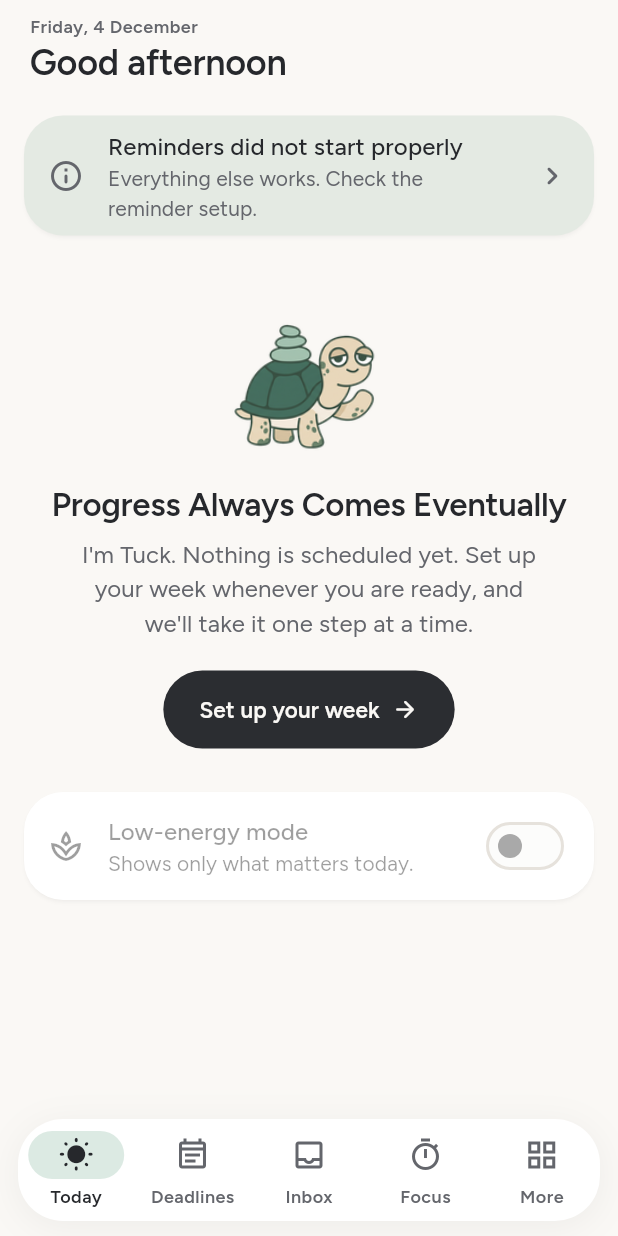
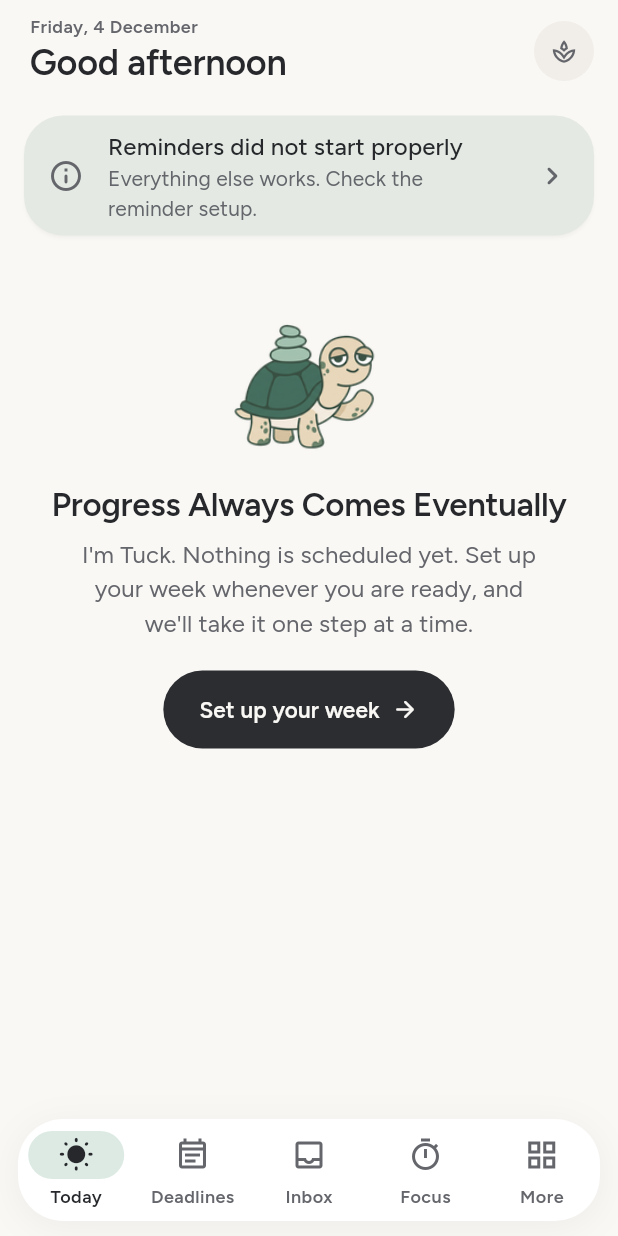
Before and after one commit to xknjmds/pace, a Flutter app: the screen it shows after launch, on a phone screen of 412 x 824 dp. Run offline on Flutter 3.47's test engine with Material 3 defaults, Android fonts, the phone set to English and light mode, and no system bars; our stand-ins replace drift, drift_flutter, flutter_local_notifications, flutter_riverpod, flutter_timezone, google_sign_in and 4 more; missing offline and left inert: google_mlkit_text_recognition, home_widget; accounts and stored records are empty; generated files the repository leaves out were written again.

Commit message:
UI pass 3, step 5b: focus Today on what to do now
- New order: header (with a one-tap low-energy chip), week strip, Now
  card, an 'Also today' row (habit, focus, inbox), the Your day
  timeline, Top 3, Coming up, the verse, tomorrow's line.
- Timetable classes and timed calendar events join the timeline with
  their time range and room; they replace the plan's single 'Class'
  entry. Low-energy keeps the block under way and the next (pure
  dayTimeline(), tested).
- Coming up lists deadlines after today; today's are on the timeline,
  so nothing shows twice.
- The movement habit is one pill: tap when done, tap again to undo.
- Removed HabitCard and TodayClassesCard (only Today used them) and the
  bottom low-energy card. Timeline titles wrap to two lines instead of
  truncating; 'Your day' uses the shared section header.

Co-Authored-By: Claude Opus 5.5 <noreply@anthropic.com>

```diff
--- a/pace_app/lib/features/today/domain/day_timeline.dart
+++ b/pace_app/lib/features/today/domain/day_timeline.dart
@@ -3,7 +3,21 @@ import '../../routine/domain/morning_plan.dart';
 import '../../routine/domain/wake_schedule.dart';
 
 /// What a block on Today's timeline is.
-enum TimelineKind { wake, eat, leave, classStart, deadline, windDown, bed }
+enum TimelineKind {
+  wake,
+  eat,
+  leave,
+  classStart,
+
+  /// A class from the timetable, with its end time and room.
+  classBlock,
+
+  /// A timed event from the calendar.
+  event,
+  deadline,
+  windDown,
+  bed,
+}
 
 /// A deadline as the timeline needs it.
 class TimelineTask {
@@ -20,6 +34,27 @@ class TimelineTask {
   final DateTime due;
 }
 
+/// A timed block from the timetable or the calendar, as plain data.
+class TimelineBlock {
+  const TimelineBlock({
+    required this.title,
+    required this.start,
+    required this.end,
+    this.room,
+    this.isEvent = false,
+  });
+
+  final String title;
+
+  /// Local times.
+  final DateTime start;
+  final DateTime end;
+  final String? room;
+
+  /// From the calendar rather than the timetable.
+  final bool isEvent;
+}
+
 /// One block of the day.
 class TimelineEntry {
   const TimelineEntry({
@@ -28,6 +63,8 @@ class TimelineEntry {
     required this.title,
     this.done = false,
     this.taskId,
+    this.endAt,
+    this.detail,
   });
 
   final TimelineKind kind;
@@ -40,10 +77,21 @@ class TimelineEntry {
   /// never marked as missed.
   final bool done;
   final String? taskId;
+
+  /// For blocks with a length (classes, events).
+  final DateTime? endAt;
+
+  /// A short extra line, such as the room.
+  final String? detail;
 }
 
-/// Pure: today's blocks in time order, from the morning plan, today's
-/// deadlines and tonight's plan.
+/// Pure: today's blocks in time order, from the morning plan, the
+/// timetable and calendar [blocks], today's deadlines and tonight's plan.
+/// When the timetable has classes today they replace the plan's single
+/// "Class" entry, so nothing shows twice.
+///
+/// In low-energy mode, given [now], only the block under way and the next
+/// one stay.
 ///
 /// Low-energy mode keeps only what matters: up, leave, class, what is due
 /// and bed (no breakfast block, no wind-down).
@@ -55,6 +103,8 @@ List<TimelineEntry> dayTimeline({
   required bool eatDone,
   required bool leaveDone,
   List<TimelineTask> tasks = const [],
+  List<TimelineBlock> blocks = const [],
+  DateTime? now,
   NightPlan? night,
   bool bedDone = false,
   required bool lowEnergy,
@@ -65,6 +115,11 @@ List<TimelineEntry> dayTimeline({
   bool sameDay(DateTime d) =>
       d.year == date.year && d.month == date.month && d.day == date.day;
 
+  final todays = blocks.where((b) => sameDay(b.start)).toList()
+    ..sort((a, b) => a.start.compareTo(b.start));
+  final shownBlocks = lowEnergy && now != null
+      ? todays.where((b) => b.end.isAfter(now)).take(2).toList()
+      : todays;
   final wakeAt = switch (morning) {
     LeaveByPlan p => p.wake,
     _ => noClassWake,
@@ -91,13 +146,22 @@ List<TimelineEntry> dayTimeline({
         title: 'Leave',
         done: leaveDone,
       ),
+      if (!todays.any((b) => !b.isEvent))
+        TimelineEntry(
+          kind: TimelineKind.classStart,
+          at: at(p.firstClass),
+          title: 'Class',
+          done: leaveDone,
+        ),
+    ],
+    for (final b in shownBlocks)
       TimelineEntry(
-        kind: TimelineKind.classStart,
-        at: at(p.firstClass),
-        title: 'Class',
-        done: leaveDone,
+        kind: b.isEvent ? TimelineKind.event : TimelineKind.classBlock,
+        at: b.start,
+        endAt: b.end,
+        title: b.title,
+        detail: b.room,
       ),
-    ],
     for (final t in tasks)
       if (sameDay(t.due))
         TimelineEntry(
--- a/pace_app/lib/features/today/ui/today_bits.dart
+++ b/pace_app/lib/features/today/ui/today_bits.dart
@@ -163,3 +163,68 @@ class TodayTaskRow extends StatelessWidget {
     );
   }
 }
+
+/// Low-energy mode as a one-tap chip in Today's header. The icon and the
+/// filled shape change with the state, so it is never colour alone.
+class LowEnergyChip extends StatelessWidget {
+  const LowEnergyChip({super.key, required this.on, required this.onChanged});
+
+  final bool on;
+  final ValueChanged<bool>? onChanged;
+
+  @override
+  Widget build(BuildContext context) {
+    final theme = Theme.of(context);
+    final scheme = theme.colorScheme;
+    final fg = on ? scheme.onPrimaryContainer : scheme.onSurfaceVariant;
+    // On narrow phones the label would crowd out the greeting: icon only,
+    // with the same name for screen readers and a tooltip.
+    final compact = MediaQuery.sizeOf(context).width < 420;
+    return Semantics(
+      toggled: on,
+      button: true,
+      label: 'Low-energy mode',
+      excludeSemantics: true,
+      child: Tooltip(
+        message: on ? 'Low-energy mode is on' : 'Low-energy mode',
+        child: PressScale(
+          enabled: onChanged != null,
+          child: Material(
+            key: const ValueKey('low-energy-chip'),
+            color: on ? scheme.primaryContainer : scheme.surfaceContainerHigh,
+            shape: const StadiumBorder(),
+            clipBehavior: Clip.antiAlias,
+            child: InkWell(
+              onTap: onChanged == null ? null : () => onChanged!(!on),
+              child: ConstrainedBox(
+                constraints: const BoxConstraints(minHeight: 40, minWidth: 40),
+                child: Padding(
+                  padding: EdgeInsets.symmetric(horizontal: compact ? 11 : 12),
+                  child: Row(
+                    mainAxisSize: MainAxisSize.min,
+                    children: [
+                      Icon(
+                        on ? Icons.spa_rounded : Icons.spa_outlined,
+                        size: 18,
+                        color: on ? scheme.secondary : fg,
+                      ),
+                      if (!compact) ...[
+                        const SizedBox(width: 6),
+                        Text(
+                          'Low energy',
+                          style: theme.textTheme.labelLarge?.copyWith(
+                            color: fg,
+                          ),
+                        ),
+                      ],
+                    ],
+                  ),
+                ),
+              ),
+            ),
+          ),
+        ),
+      ),
+    );
+  }
+}
--- a/pace_app/lib/features/today/ui/today_screen.dart
+++ b/pace_app/lib/features/today/ui/today_screen.dart
@@ -10,6 +10,7 @@ import '../../../core/theme/pace_pastels.dart';
 import '../../../core/theme/pace_tokens.dart';
 import '../../../core/widgets/fade_slide_in.dart';
 import '../../../core/widgets/pace_section_card.dart';
+import '../../../core/widgets/section_header.dart';
 import '../../../core/widgets/tuck.dart';
 import '../../../routes.dart';
 import '../../deadlines/application/deadline_providers.dart';
@@ -28,8 +29,9 @@ import '../application/today_providers.dart';
 import '../domain/day_timeline.dart';
 import '../domain/today_model.dart';
 import '../domain/tuck_pose_for.dart';
-import '../../habits/ui/habit_card.dart';
-import '../../schedule/ui/today_classes_card.dart';
+import '../../habits/application/habit_providers.dart';
+import '../../calendar/application/calendar_providers.dart';
+import '../../schedule/application/schedule_providers.dart';
 import '../../verse/ui/verse_card.dart';
 import 'day_timeline_view.dart';
 import 'evening_card.dart';
@@ -156,9 +158,47 @@ class TodayScreen extends ConsumerWidget {
         for (final t in pending)
           if (t.id == id) t,
     ];
+    bool isToday(DateTime d) =>
+        d.year == now.year && d.month == now.month && d.day == now.day;
     final soon = pending
         .where((t) => t.dueAt.toLocal().isBefore(now.add(deadlineWindow)))
         .toList();
+    // Today's deadlines live on the timeline; this list is what follows.
+    final comingUp = soon.where((t) => !isToday(t.dueAt.toLocal())).toList();
+    final dueToday = soon.length - comingUp.length;
+
+    // Classes and calendar events go on the timeline.
+    final classBlocks =
+        ref.watch(classBlocksProvider).value ?? const <ClassBlock>[];
+    final events =
+        ref.watch(eventsOnDayProvider(dateKey(now))).value ??
+        const <CalendarEvent>[];
+    final day = DateTime(now.year, now.month, now.day);
+    final blocks = [
+      for (final b in classBlocks)
+        if (b.weekday == now.weekday)
+          TimelineBlock(
+            title: b.subject,
+            start: day.add(Duration(minutes: b.startMinutes)),
+            end: day.add(Duration(minutes: b.endMinutes)),
+            room: b.room,
+          ),
+      for (final e in events)
+        if (!e.allDay)
+          TimelineBlock(
+            title: e.title,
+            start: e.startAt.toLocal(),
+            end: e.endAt.toLocal(),
+            isEvent: true,
+          ),
+    ];
+
+    // The movement habit, as one pill.
+    final habit = ref.watch(movementHabitProvider).value;
+    final showHabit = habit != null && habit.active && !lowEnergy;
+    final habitDone =
+        showHabit &&
+        (ref.watch(habitDoneProvider(dateKey(now))).value ?? false);
 
     final empty =
         !hasSchedule && pending.isEmpty && inboxCount == 0 && focus == null;
@@ -188,6 +228,8 @@ class TodayScreen extends ConsumerWidget {
             ),
             bedDone: log?.bedLoggedAt != null,
             lowEnergy: lowEnergy,
+            blocks: blocks,
+            now: now,
           );
     final monday = DateTime(now.year, now.month, now.day - (now.weekday - 1));
     final doneThisWeek =
@@ -261,6 +303,15 @@ class TodayScreen extends ConsumerWidget {
             ),
           ],
         ),
+        actions: [
+          LowEnergyChip(
+            on: lowEnergy,
+            onChanged: settings == null
+                ? null
+                : (on) => ref.read(setLowEnergyProvider)(on),
+          ),
+          const SizedBox(width: 16),
+        ],
       ),
       floatingActionButton: empty
           ? null
@@ -327,7 +378,7 @@ class TodayScreen extends ConsumerWidget {
                     onOutTheDoor: () => _outTheDoor(ref, now),
                   ),
                 ),
-              if (focusText != null || inboxCount > 0)
+              if (showHabit || focusText != null || inboxCount > 0)
                 enter(
                   Padding(
                     padding: const EdgeInsets.symmetric(vertical: 6),
@@ -335,6 +386,21 @@ class TodayScreen extends ConsumerWidget {
                       spacing: 8,
                       runSpacing: 8,
                       children: [
+                        if (showHabit)
+                          StatusPill(
+                            key: ValueKey(
+                              habitDone ? 'habit-undo' : 'habit-done',
+                            ),
+                            icon: habitDone
+                                ? Icons.check_rounded
+                                : Icons.directions_walk_rounded,
+                            text: habitDone
+                                ? '${habit.name}: done'
+                                : '${habit.name}: tap when done',
+                            onTap: () => ref
+                                .read(habitServiceProvider)
+                                .setDoneToday(!habitDone),
+                          ),
                         if (focusText != null)
                           StatusPill(
                             key: const ValueKey('focus-line'),
@@ -353,15 +419,6 @@ class TodayScreen extends ConsumerWidget {
                     ),
                   ),
                 ),
-              if (!lowEnergy) enter(VerseCard(day: now)),
-              enter(
-                TodayClassesCard(
-                  now: now,
-                  onOpen: () =>
-                      Navigator.of(context).pushNamed(Routes.schedule),
-                ),
-              ),
-              enter(HabitCard(now: now)),
               if (timeline.isNotEmpty)
                 enter(
                   Padding(
@@ -369,13 +426,7 @@ class TodayScreen extends ConsumerWidget {
                     child: Column(
                       crossAxisAlignment: CrossAxisAlignment.start,
                       children: [
-                        Padding(
-                          padding: const EdgeInsets.fromLTRB(4, 8, 4, 8),
-                          child: Text(
-                            'Your day',
-                            style: theme.textTheme.titleMedium,
-                          ),
-                        ),
+                        const SectionHeader('Your day'),
                         DayTimelineView(
                           key: const ValueKey('day-timeline'),
                           entries: timeline,
@@ -419,30 +470,34 @@ class TodayScreen extends ConsumerWidget {
                 ),
               enter(
                 PaceSectionCard(
-                  title: 'Due soon',
+                  title: 'Coming up',
                   icon: Icons.event_note_rounded,
                   pastel: PastelKind.deadline,
                   action: TextButton(
                     onPressed: () => _go(context, ShellTab.deadlines),
                     child: const Text('All'),
                   ),
-                  child: soon.isEmpty
-                      ? const TodayHint('Nothing due in the next two days.')
+                  child: comingUp.isEmpty
+                      ? TodayHint(
+                          dueToday > 0
+                              ? 'Nothing else due in the next two days.'
+                              : 'Nothing due in the next two days.',
+                        )
                       : Column(
                           crossAxisAlignment: CrossAxisAlignment.start,
                           children: [
-                            for (final t in soon.take(maxDeadlinesShown))
+                            for (final t in comingUp.take(maxDeadlinesShown))
                               TodayTaskRow(
                                 key: ValueKey('soon-${t.id}'),
                                 task: t,
                                 now: now,
                                 onSubmitted: () => markSubmitted(t),
                               ),
-                            if (soon.length > maxDeadlinesShown)
+                            if (comingUp.length > maxDeadlinesShown)
                               Padding(
                                 padding: const EdgeInsets.fromLTRB(8, 4, 0, 0),
                                 child: Text(
-                                  'and ${soon.length - maxDeadlinesShown} more',
+                                  'and ${comingUp.length - maxDeadlinesShown} more',
                                   style: theme.textTheme.bodySmall?.copyWith(
                                     color: scheme.onSurfaceVariant,
                                   ),
@@ -452,6 +507,7 @@ class TodayScreen extends ConsumerWidget {
                         ),
                 ),
               ),
+              if (!lowEnergy) enter(VerseCard(day: now)),
               if (!lowEnergy && tomorrow != null)
                 enter(
                   Padding(
@@ -478,24 +534,6 @@ class TodayScreen extends ConsumerWidget {
                   ),
                 ),
             ],
-            const SizedBox(height: 8),
-            enter(
-              Card(
-                color: lowEnergy ? scheme.secondaryContainer : null,
-                child: SwitchListTile(
-                  secondary: Icon(
-                    lowEnergy ? Icons.spa_rounded : Icons.spa_outlined,
-                    color: lowEnergy ? scheme.secondary : null,
-                  ),
-                  title: const Text('Low-energy mode'),
-                  subtitle: const Text('Shows only what matters today.'),
-                  value: lowEnergy,
-                  onChanged: settings == null
-                      ? null
-                      : (on) => ref.read(setLowEnergyProvider)(on),
-                ),
-              ),
-            ),
           ],
         ),
       ),
```
Also changed, not shown: pace_app/lib/features/habits/ui/habit_card.dart (deleted, +0 -60 lines), pace_app/lib/features/schedule/ui/today_classes_card.dart (deleted, +0 -129 lines), pace_app/lib/features/today/ui/day_timeline_view.dart (+35 -4 lines), 3 other files.
